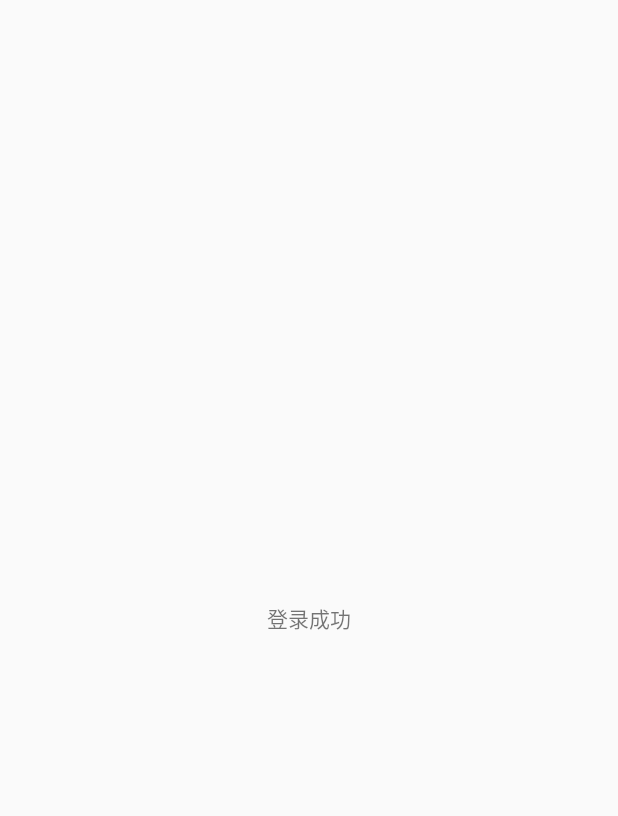
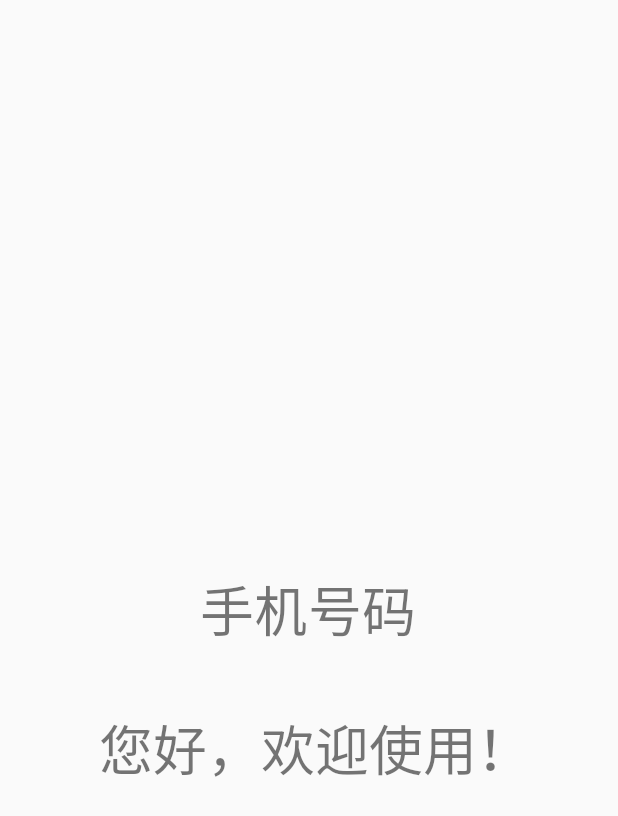
Before and after one commit to shunyuyu/HelloWorid, an Android app: the HomeActivity screen opened directly, with no data from a screen before it, on a phone screen of 412 x 824 dp. Before the commit the part shown is almost empty. Shown: the top 816 px of the screen. Run offline under Robolectric (Android 15) with nearby library versions, the phone set to English and light mode, and no system bars.

Commit message:
HomeActivity新增控件Text_phone，用于显示用户手机号码

```diff
--- a/app/src/main/res/layout/activity_home.xml
+++ b/app/src/main/res/layout/activity_home.xml
@@ -10,9 +10,25 @@
         android:id="@+id/textView12"
         android:layout_width="wrap_content"
         android:layout_height="wrap_content"
-        android:text="登录成功"
+        android:text="您好，欢迎使用！"
+        android:textSize="36sp"
         app:layout_constraintBottom_toBottomOf="parent"
         app:layout_constraintEnd_toEndOf="parent"
+        app:layout_constraintHorizontal_bias="0.534"
         app:layout_constraintStart_toStartOf="parent"
-        app:layout_constraintTop_toTopOf="parent" />
+        app:layout_constraintTop_toTopOf="parent"
+        app:layout_constraintVertical_bias="0.613" />
+
+    <TextView
+        android:id="@+id/text_phone"
+        android:layout_width="wrap_content"
+        android:layout_height="wrap_content"
+        android:text="手机号码"
+        android:textSize="36sp"
+        app:layout_constraintBottom_toTopOf="@+id/textView12"
+        app:layout_constraintEnd_toEndOf="parent"
+        app:layout_constraintHorizontal_bias="0.497"
+        app:layout_constraintStart_toStartOf="parent"
+        app:layout_constraintTop_toTopOf="parent"
+        app:layout_constraintVertical_bias="0.908" />
 </androidx.constraintlayout.widget.ConstraintLayout>
```
